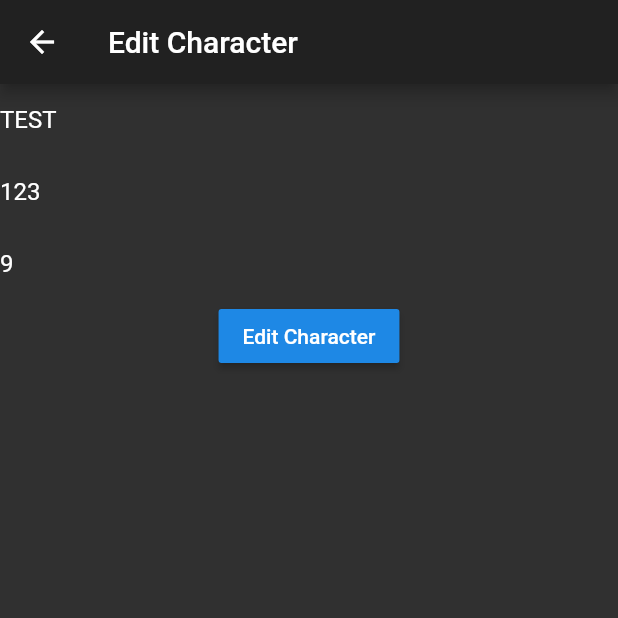
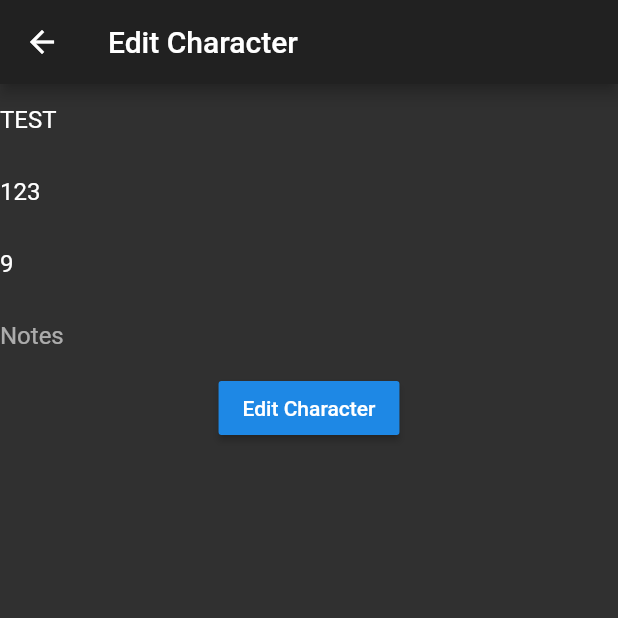
Before and after one commit to tsonnen/InitiativeTracker, a Flutter app: the EditCharacterPage screen opened directly with empty values, on a phone screen of 412 x 824 dp, the top half of it. Run offline on Flutter 3.47's test engine with Material 2 defaults, Android fonts, the phone set to English and light mode, and no system bars; our stand-ins replace dynamic_theme, flutter_markdown, shared_preferences; missing offline and left inert: preferences; accounts and stored records are empty.

Commit message:
Improve notes

```diff
--- a/lib/character_model.dart
+++ b/lib/character_model.dart
@@ -30,10 +30,13 @@ class Character extends Model {
     this.initiative = initiative;
   }
 
-  void edit(String name, int hp, int initiative) {
+  void edit(String name, int hp, int initiative, String notes) {
     this.name = name;
     this.hp = hp;
     this.initiative = initiative;
+    this.notes = notes;
+
+    notifyListeners();
   }
 
   factory Character.fromJson(Map<String, dynamic> json) {
--- a/lib/screens/add_character.dart
+++ b/lib/screens/add_character.dart
@@ -129,7 +129,8 @@ class AddCharacterPageState extends State<AddCharacterPage> {
                     border: InputBorder.none,
                     hintText: "Notes",
                   ),
-                  keyboardType: TextInputType.number,
+                  keyboardType: TextInputType.multiline,
+                  maxLines: null,
                   controller: noteController,
                 ),
               ),
--- a/lib/screens/edit_character.dart
+++ b/lib/screens/edit_character.dart
@@ -18,6 +18,7 @@ class EditCharacterPageState extends State<EditCharacterPage> {
   final TextEditingController nameController = new TextEditingController();
   final TextEditingController hpController = new TextEditingController();
   final TextEditingController initController = new TextEditingController();
+  final TextEditingController noteController = new TextEditingController();
 
   final _formKey = GlobalKey<FormState>();
 
@@ -26,6 +27,7 @@ class EditCharacterPageState extends State<EditCharacterPage> {
     nameController.text = widget.item.name.toString();
     hpController.text = widget.item.hp.toString();
     initController.text = widget.item.initiative.toString();
+    noteController.text = (widget.item.notes ?? "").toString();
 
     return Scaffold(
       appBar: AppBar(
@@ -88,14 +90,29 @@ class EditCharacterPageState extends State<EditCharacterPage> {
                   ),
                 ],
               ),
+              Flexible(
+                child: TextFormField(
+                  decoration: InputDecoration(
+                    border: InputBorder.none,
+                    hintText: "Notes",
+                  ),
+                  keyboardType: TextInputType.multiline,
+                  maxLines: null,
+                  controller: noteController,
+                ),
+              ),
               new ScopedModelDescendant<CharacterListModel>(
                 builder: (context, child, model) => RaisedButton(
                   child: Text('Edit Character'),
                   onPressed: () {
                     if (_formKey.currentState.validate()) {
-                          widget.item.edit( nameController.text, int.parse(hpController.text),  initController.text != ""
+                      widget.item.edit(
+                          nameController.text,
+                          int.parse(hpController.text),
+                          initController.text != ""
                               ? int.parse(initController.text)
-                                  : null);
+                              : null,
+                          noteController.text);
 
                       model.sort();
                       Navigator.of(context).pop();
```
Lines whose indentation alone changed are shown as unchanged.
